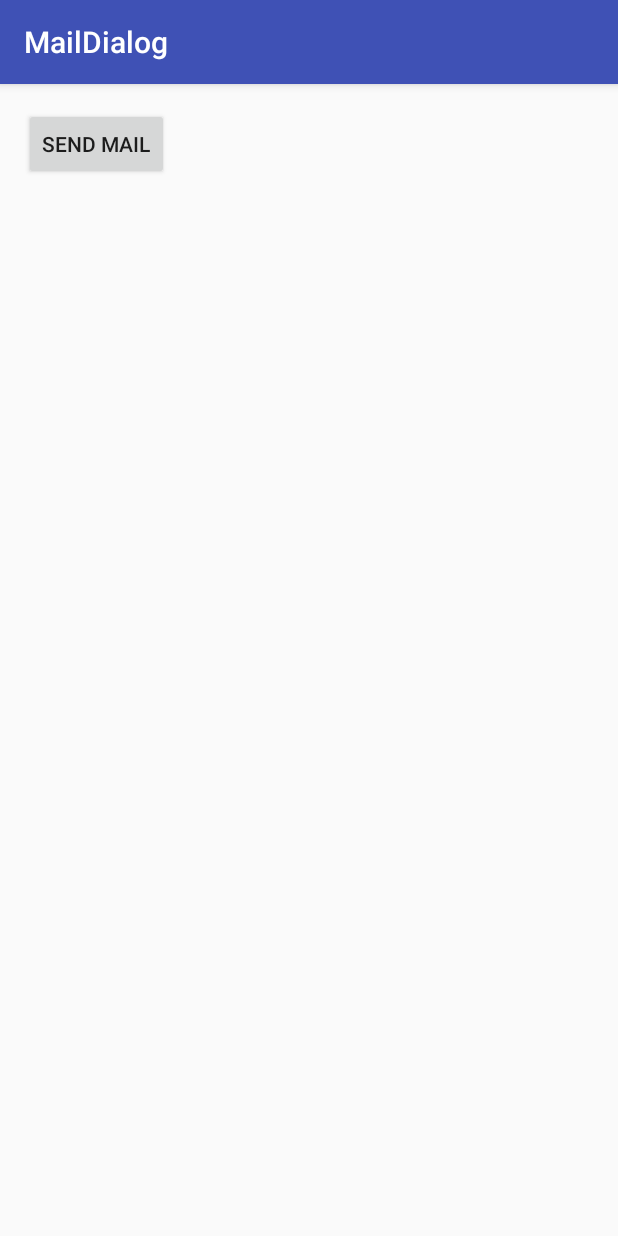
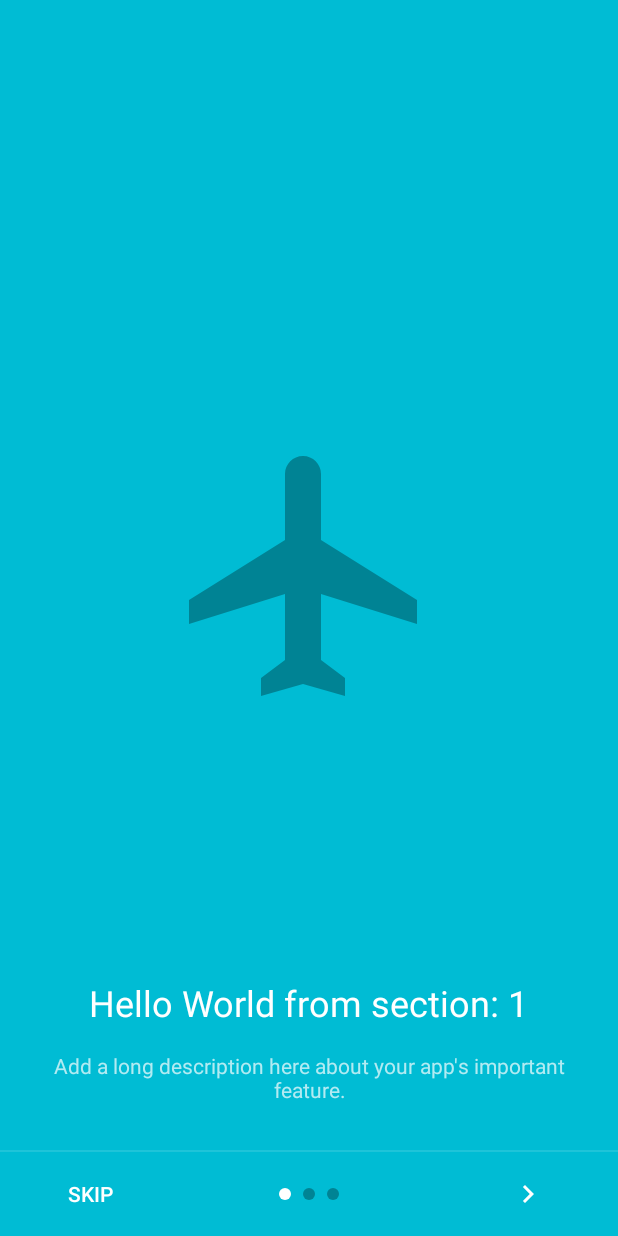
Before and after one commit to MyrraWey/Samples, an Android app: the screen it shows after launch (MainActivity before the commit, PagerActivity after it), on a phone screen of 412 x 824 dp. Run offline under Robolectric (Android 15) with nearby library versions, the phone set to English and light mode, and no system bars.

Commit message:
add PagerActivity

```diff
--- a/onboardingexperience/build.gradle
+++ b/onboardingexperience/build.gradle
@@ -23,4 +23,5 @@ dependencies {
     compile fileTree(dir: 'libs', include: ['*.jar'])
     testCompile 'junit:junit:4.12'
     compile 'com.android.support:appcompat-v7:23.4.0'
+    compile 'com.android.support:design:23.4.0'
 }
--- /dev/null
+++ b/onboardingexperience/src/main/java/com/zinitsolutions/onboardingexperience/views/activity/PagerActivity.java
@@ -0,0 +1,282 @@
+package com.zinitsolutions.onboardingexperience.views.activity;
+
+import android.animation.ArgbEvaluator;
+import android.content.Intent;
+import android.graphics.Color;
+import android.os.Build;
+import android.os.Bundle;
+import android.support.design.widget.CoordinatorLayout;
+import android.support.v4.app.Fragment;
+import android.support.v4.app.FragmentManager;
+import android.support.v4.app.FragmentPagerAdapter;
+import android.support.v4.content.ContextCompat;
+import android.support.v4.view.ViewPager;
+import android.support.v7.app.AppCompatActivity;
+import android.view.LayoutInflater;
+import android.view.View;
+import android.view.ViewGroup;
+import android.widget.Button;
+import android.widget.ImageButton;
+import android.widget.ImageView;
+import android.widget.TextView;
+
+import com.zinitsolutions.onboardingexperience.R;
+import com.zinitsolutions.onboardingexperience.utils.Utils;
+
+/**
+ * Created by dmitrij on 6/1/16.
+ */
+public class PagerActivity extends AppCompatActivity {
+
+    /**
+     * The {@link android.support.v4.view.PagerAdapter} that will provide
+     * fragments for each of the sections. We use a
+     * {@link FragmentPagerAdapter} derivative, which will keep every
+     * loaded fragment in memory. If this becomes too memory intensive, it
+     * may be best to switch to a
+     * {@link android.support.v4.app.FragmentStatePagerAdapter}.
+     */
+    SectionsPagerAdapter mSectionsPagerAdapter;
+
+    /**
+     * The {@link ViewPager} that will host the section contents.
+     */
+    private ViewPager mViewPager;
+    ImageButton mNextBtn;
+    Button mSkipBtn, mFinishBtn;
+
+    ImageView zero, one, two;
+    ImageView[] indicators;
+
+    int lastLeftValue = 0;
+
+    CoordinatorLayout mCoordinator;
+
+
+    static final String TAG = "PagerActivity";
+
+    int page = 0;   //  to track page position
+
+    @Override
+    protected void onCreate(Bundle savedInstanceState) {
+        super.onCreate(savedInstanceState);
+
+
+        if (Build.VERSION.SDK_INT >= Build.VERSION_CODES.LOLLIPOP) {
+            getWindow().getDecorView().setSystemUiVisibility(
+                    View.SYSTEM_UI_FLAG_LAYOUT_STABLE
+                            | View.SYSTEM_UI_FLAG_LAYOUT_FULLSCREEN);
+            getWindow().setStatusBarColor(ContextCompat.getColor(this, R.color.black_trans80));
+        }
+
+        setContentView(R.layout.activity_pager);
+
+
+        // Create the adapter that will return a fragment for each of the three
+        // primary sections of the activity.
+        mSectionsPagerAdapter = new SectionsPagerAdapter(getSupportFragmentManager());
+
+        mNextBtn = (ImageButton) findViewById(R.id.intro_btn_next);
+        if (Build.VERSION.SDK_INT <= Build.VERSION_CODES.LOLLIPOP)
+            mNextBtn.setImageDrawable(
+                    Utils.tintMyDrawable(ContextCompat.getDrawable(this, R.drawable.ic_chevron_right_24dp), Color.WHITE)
+            );
+
+        mSkipBtn = (Button) findViewById(R.id.intro_btn_skip);
+        mFinishBtn = (Button) findViewById(R.id.intro_btn_finish);
+
+        zero = (ImageView) findViewById(R.id.intro_indicator_0);
+        one = (ImageView) findViewById(R.id.intro_indicator_1);
+        two = (ImageView) findViewById(R.id.intro_indicator_2);
+
+        mCoordinator = (CoordinatorLayout) findViewById(R.id.main_content);
+
+
+        indicators = new ImageView[]{zero, one, two};
+
+        // Set up the ViewPager with the sections adapter.
+        mViewPager = (ViewPager) findViewById(R.id.container);
+        mViewPager.setAdapter(mSectionsPagerAdapter);
+
+        mViewPager.setCurrentItem(page);
+        updateIndicators(page);
+
+        final int color1 = ContextCompat.getColor(this, R.color.cyan);
+        final int color2 = ContextCompat.getColor(this, R.color.orange);
+        final int color3 = ContextCompat.getColor(this, R.color.green);
+
+        final int[] colorList = new int[]{color1, color2, color3};
+
+        final ArgbEvaluator evaluator = new ArgbEvaluator();
+
+        mViewPager.addOnPageChangeListener(new ViewPager.OnPageChangeListener() {
+            @Override
+            public void onPageScrolled(int position, float positionOffset, int positionOffsetPixels) {
+
+                /*
+                color update
+                 */
+                int colorUpdate = (Integer) evaluator.evaluate(positionOffset, colorList[position], colorList[position == 2 ? position : position + 1]);
+                mViewPager.setBackgroundColor(colorUpdate);
+
+            }
+
+            @Override
+            public void onPageSelected(int position) {
+
+                page = position;
+
+                updateIndicators(page);
+
+                switch (position) {
+                    case 0:
+                        mViewPager.setBackgroundColor(color1);
+                        break;
+                    case 1:
+                        mViewPager.setBackgroundColor(color2);
+                        break;
+                    case 2:
+                        mViewPager.setBackgroundColor(color3);
+                        break;
+                }
+
+
+                mNextBtn.setVisibility(position == 2 ? View.GONE : View.VISIBLE);
+                mFinishBtn.setVisibility(position == 2 ? View.VISIBLE : View.GONE);
+
+
+            }
+
+            @Override
+            public void onPageScrollStateChanged(int state) {
+
+            }
+        });
+
+        mNextBtn.setOnClickListener(new View.OnClickListener() {
+            @Override
+            public void onClick(View v) {
+                page += 1;
+                mViewPager.setCurrentItem(page, true);
+            }
+        });
+
+        mSkipBtn.setOnClickListener(new View.OnClickListener() {
+            @Override
+            public void onClick(View v) {
+                startHomeActivity();
+            }
+        });
+
+        mFinishBtn.setOnClickListener(new View.OnClickListener() {
+            @Override
+            public void onClick(View v) {
+                finish();
+                //TODO show only 1st time pref
+                startHomeActivity();
+
+            }
+        });
+
+    }
+
+    void updateIndicators(int position) {
+        for (int i = 0; i < indicators.length; i++) {
+            indicators[i].setBackgroundResource(
+                    i == position ? R.drawable.indicator_selected : R.drawable.indicator_unselected
+            );
+        }
+    }
+
+    /**
+     * A placeholder fragment containing a simple view.
+     */
+    public static class PlaceholderFragment extends Fragment {
+        /**
+         * The fragment argument representing the section number for this
+         * fragment.
+         */
+        private static final String ARG_SECTION_NUMBER = "section_number";
+
+        ImageView img;
+
+        int[] bgs = new int[]{R.drawable.ic_flight_24dp, R.drawable.ic_mail_24dp, R.drawable.ic_explore_24dp};
+
+        public PlaceholderFragment() {
+        }
+
+        /**
+         * Returns a new instance of this fragment for the given section
+         * number.
+         */
+        public static PlaceholderFragment newInstance(int sectionNumber) {
+            PlaceholderFragment fragment = new PlaceholderFragment();
+            Bundle args = new Bundle();
+            args.putInt(ARG_SECTION_NUMBER, sectionNumber);
+            fragment.setArguments(args);
+            return fragment;
+        }
+
+        @Override
+        public View onCreateView(LayoutInflater inflater, ViewGroup container,
+                                 Bundle savedInstanceState) {
+            View rootView = inflater.inflate(R.layout.fragment_pager, container, false);
+            TextView textView = (TextView) rootView.findViewById(R.id.section_label);
+            textView.setText(getString(R.string.section_format, getArguments().getInt(ARG_SECTION_NUMBER)));
+
+            img = (ImageView) rootView.findViewById(R.id.section_img);
+            img.setBackgroundResource(bgs[getArguments().getInt(ARG_SECTION_NUMBER) - 1]);
+
+
+            return rootView;
+        }
+
+
+    }
+
+    /**
+     * A {@link FragmentPagerAdapter} that returns a fragment corresponding to
+     * one of the sections/tabs/pages.
+     */
+    public class SectionsPagerAdapter extends FragmentPagerAdapter {
+
+
+        public SectionsPagerAdapter(FragmentManager fm) {
+            super(fm);
+        }
+
+        @Override
+        public Fragment getItem(int position) {
+            // getItem is called to instantiate the fragment for the given page.
+            // Return a PlaceholderFragment (defined as a static inner class below).
+            return PlaceholderFragment.newInstance(position + 1);
+
+        }
+
+        @Override
+        public int getCount() {
+            // Show 3 total pages.
+            return 3;
+        }
+
+        @Override
+        public CharSequence getPageTitle(int position) {
+            switch (position) {
+                case 0:
+                    return "SECTION 1";
+                case 1:
+                    return "SECTION 2";
+                case 2:
+                    return "SECTION 3";
+            }
+            return null;
+        }
+
+    }
+
+    private void startHomeActivity() {
+        Intent intent = new Intent(this, HomeActivity.class);
+        startActivity(intent);
+    }
+
+}
--- /dev/null
+++ b/onboardingexperience/src/main/res/drawable/ic_chevron_right_24dp.xml
@@ -0,0 +1,9 @@
+<vector xmlns:android="http://schemas.android.com/apk/res/android"
+        android:width="24dp"
+        android:height="24dp"
+        android:viewportWidth="24.0"
+        android:viewportHeight="24.0">
+    <path
+        android:fillColor="#FF000000"
+        android:pathData="M10,6L8.59,7.41 13.17,12l-4.58,4.59L10,18l6,-6z"/>
+</vector>
--- /dev/null
+++ b/onboardingexperience/src/main/res/drawable/ic_explore_24dp.xml
@@ -0,0 +1,9 @@
+<vector xmlns:android="http://schemas.android.com/apk/res/android"
+        android:width="24dp"
+        android:height="24dp"
+        android:viewportWidth="24.0"
+        android:viewportHeight="24.0">
+    <path
+        android:fillColor="#FF000000"
+        android:pathData="M12,10.9c-0.61,0 -1.1,0.49 -1.1,1.1s0.49,1.1 1.1,1.1c0.61,0 1.1,-0.49 1.1,-1.1s-0.49,-1.1 -1.1,-1.1zM12,2C6.48,2 2,6.48 2,12s4.48,10 10,10 10,-4.48 10,-10S17.52,2 12,2zm2.19,12.19L6,18l3.81,-8.19L18,6l-3.81,8.19z"/>
+</vector>
--- /dev/null
+++ b/onboardingexperience/src/main/res/drawable/ic_flight_24dp.xml
@@ -0,0 +1,12 @@
+<vector xmlns:android="http://schemas.android.com/apk/res/android"
+        android:width="24dp"
+        android:height="24dp"
+        android:viewportWidth="24.0"
+        android:viewportHeight="24.0">
+    <path
+        android:fillColor="#FF000000"
+        android:pathData="M10.18,9"/>
+    <path
+        android:fillColor="#FF000000"
+        android:pathData="M21,16v-2l-8,-5V3.5c0,-0.83 -0.67,-1.5 -1.5,-1.5S10,2.67 10,3.5V9l-8,5v2l8,-2.5V19l-2,1.5V22l3.5,-1 3.5,1v-1.5L13,19v-5.5l8,2.5z"/>
+</vector>
--- /dev/null
+++ b/onboardingexperience/src/main/res/drawable/ic_mail_24dp.xml
@@ -0,0 +1,9 @@
+<vector xmlns:android="http://schemas.android.com/apk/res/android"
+        android:width="24dp"
+        android:height="24dp"
+        android:viewportWidth="24.0"
+        android:viewportHeight="24.0">
+    <path
+        android:fillColor="#FF000000"
+        android:pathData="M20,4H4c-1.1,0 -1.99,0.9 -1.99,2L2,18c0,1.1 0.9,2 2,2h16c1.1,0 2,-0.9 2,-2V6c0,-1.1 -0.9,-2 -2,-2zm0,4l-8,5 -8,-5V6l8,5 8,-5v2z"/>
+</vector>
--- /dev/null
+++ b/onboardingexperience/src/main/res/drawable/indicator_selected.xml
@@ -0,0 +1,6 @@
+<?xml version="1.0" encoding="utf-8"?>
+<shape xmlns:android="http://schemas.android.com/apk/res/android"
+       android:shape="oval">
+    <corners android:radius="100dp"/>
+    <solid android:color="@android:color/white"/>
+</shape>
--- /dev/null
+++ b/onboardingexperience/src/main/res/drawable/indicator_unselected.xml
@@ -0,0 +1,6 @@
+<?xml version="1.0" encoding="utf-8"?>
+<shape xmlns:android="http://schemas.android.com/apk/res/android"
+       android:shape="oval">
+    <corners android:radius="100dp"/>
+    <solid android:color="@color/indicator_unselected"/>
+</shape>
--- /dev/null
+++ b/onboardingexperience/src/main/res/layout/activity_pager.xml
@@ -0,0 +1,98 @@
+<?xml version="1.0" encoding="utf-8"?>
+<android.support.design.widget.CoordinatorLayout
+    xmlns:android="http://schemas.android.com/apk/res/android"
+    android:id="@+id/main_content"
+    android:layout_width="match_parent"
+    android:layout_height="match_parent"
+    android:background="@color/cyan">
+
+
+    <android.support.v4.view.ViewPager
+        android:id="@+id/container"
+        android:layout_width="match_parent"
+        android:layout_height="match_parent"
+        android:paddingBottom="?attr/actionBarSize"/>
+
+
+    <View
+        android:layout_width="match_parent"
+        android:layout_height="1dp"
+        android:layout_gravity="bottom"
+        android:layout_marginBottom="?attr/actionBarSize"
+        android:alpha="0.12"
+        android:background="@android:color/white"/>
+
+    <FrameLayout
+        android:layout_width="match_parent"
+        android:layout_height="?attr/actionBarSize"
+        android:layout_gravity="bottom"
+        android:paddingEnd="@dimen/activity_horizontal_margin"
+        android:paddingLeft="@dimen/activity_horizontal_margin"
+        android:paddingRight="@dimen/activity_horizontal_margin"
+        android:paddingStart="@dimen/activity_horizontal_margin">
+
+
+        <Button
+            android:id="@+id/intro_btn_skip"
+            style="@style/Widget.AppCompat.Button.Borderless"
+            android:layout_width="wrap_content"
+            android:layout_height="wrap_content"
+            android:layout_gravity="start|center"
+            android:text="Skip"
+            android:textColor="@android:color/white"/>
+
+        <LinearLayout
+            android:layout_width="wrap_content"
+            android:layout_height="wrap_content"
+            android:layout_gravity="center"
+            android:orientation="horizontal">
+
+            <ImageView
+                android:id="@+id/intro_indicator_0"
+                android:layout_width="8dp"
+                android:layout_height="8dp"
+                android:layout_marginEnd="@dimen/activity_margin_half"
+                android:layout_marginRight="@dimen/activity_margin_half"
+                android:background="@drawable/indicator_unselected"/>
+
+            <ImageView
+                android:id="@+id/intro_indicator_1"
+                android:layout_width="8dp"
+                android:layout_height="8dp"
+                android:layout_marginEnd="@dimen/activity_margin_half"
+                android:layout_marginRight="@dimen/activity_margin_half"
+                android:background="@drawable/indicator_unselected"/>
+
+            <ImageView
+                android:id="@+id/intro_indicator_2"
+                style="@style/Widget.AppCompat.Button.Borderless"
+                android:layout_width="8dp"
+                android:layout_height="8dp"
+                android:background="@drawable/indicator_unselected"/>
+
+        </LinearLayout>
+
+
+        <Button
+            android:id="@+id/intro_btn_finish"
+            style="@style/Widget.AppCompat.Button.Borderless"
+            android:layout_width="wrap_content"
+            android:layout_height="wrap_content"
+            android:layout_gravity="end|center"
+            android:text="Finish"
+            android:textColor="@android:color/white"
+            android:visibility="gone"/>
+
+        <ImageButton
+            android:id="@+id/intro_btn_next"
+            style="@style/Widget.AppCompat.Button.Borderless"
+            android:layout_width="wrap_content"
+            android:layout_height="wrap_content"
+            android:layout_gravity="end|center"
+            android:padding="@dimen/activity_horizontal_margin"
+            android:src="@drawable/ic_chevron_right_24dp"
+            android:tint="@android:color/white"/>
+
+    </FrameLayout>
+
+</android.support.design.widget.CoordinatorLayout>
--- /dev/null
+++ b/onboardingexperience/src/main/res/layout/fragment_pager.xml
@@ -0,0 +1,52 @@
+<FrameLayout
+    xmlns:android="http://schemas.android.com/apk/res/android"
+    xmlns:tools="http://schemas.android.com/tools"
+    android:layout_width="match_parent"
+    android:layout_height="match_parent"
+    android:padding="@dimen/activity_horizontal_margin">
+
+    <FrameLayout
+        android:layout_width="match_parent"
+        android:layout_height="match_parent">
+
+        <ImageView
+            android:id="@+id/section_img"
+            android:layout_width="192dp"
+            android:layout_height="192dp"
+            android:layout_gravity="center"
+            android:adjustViewBounds="true"
+            android:alpha="0.30"
+            android:background="@drawable/ic_flight_24dp"
+            android:scaleType="fitCenter"/>
+
+    </FrameLayout>
+
+    <LinearLayout
+        android:layout_width="match_parent"
+        android:layout_height="wrap_content"
+        android:layout_gravity="bottom"
+        android:gravity="center"
+        android:orientation="vertical"
+        android:padding="@dimen/activity_horizontal_margin">
+
+        <TextView
+            android:id="@+id/section_label"
+            style="@style/TextAppearance.AppCompat.Headline"
+            android:layout_width="wrap_content"
+            android:layout_height="wrap_content"
+            android:textColor="@android:color/white"
+            tools:text="Page One"/>
+
+        <TextView
+            style="@style/TextAppearance.AppCompat.Body1"
+            android:layout_width="wrap_content"
+            android:layout_height="wrap_content"
+            android:layout_marginTop="@dimen/activity_horizontal_margin"
+            android:alpha="0.7"
+            android:gravity="center"
+            android:text="Add a long description here about your app's important feature."
+            android:textColor="@android:color/white"/>
+
+    </LinearLayout>
+
+</FrameLayout>
--- a/onboardingexperience/src/main/res/values/colors.xml
+++ b/onboardingexperience/src/main/res/values/colors.xml
@@ -3,4 +3,10 @@
     <color name="colorPrimary">#3F51B5</color>
     <color name="colorPrimaryDark">#303F9F</color>
     <color name="colorAccent">#FF4081</color>
+
+    <color name="indicator_unselected">#4D000000</color>
+    <color name="black_trans80">#14000000</color>
+    <color name="cyan">#00BCD4</color>
+    <color name="green">#4CAF50</color>
+    <color name="orange">#FF9800</color>
 </resources>
--- /dev/null
+++ b/onboardingexperience/src/main/res/values/dimens.xml
@@ -0,0 +1,8 @@
+<?xml version="1.0" encoding="utf-8"?>
+<resources>
+    <dimen name="activity_home_padding">16dp</dimen>
+    <dimen name="activity_horizontal_margin">16dp</dimen>
+    <dimen name="activity_margin_half">8dp</dimen>
+
+    <dimen name="statusbar_size">24dp</dimen>
+</resources>
--- a/onboardingexperience/src/main/res/values/strings.xml
+++ b/onboardingexperience/src/main/res/values/strings.xml
@@ -1,3 +1,8 @@
 <resources>
     <string name="app_name">Onboarding Experience</string>
+
+    <string name="activity_home_greeting">It is HomeScreen</string>
+    <string name="activity_home_show_onboarding">Show onboarding again</string>
+
+    <string name="section_format">Hello World from section: %1$d</string>
 </resources>
--- a/onboardingexperience/src/main/res/values/styles.xml
+++ b/onboardingexperience/src/main/res/values/styles.xml
@@ -8,4 +8,9 @@
         <item name="colorAccent">@color/colorAccent</item>
     </style>
 
+    <style name="AppTheme.NoActionBar">
+        <item name="windowActionBar">false</item>
+        <item name="windowNoTitle">true</item>
+    </style>
+
 </resources>
```
Also changed, not shown: onboardingexperience/src/main/AndroidManifest.xml (+26 -5 lines), onboardingexperience/src/main/java/com/zinitsolutions/onboardingexperience/utils/Utils.java (added, +18 -0 lines), onboardingexperience/src/main/java/com/zinitsolutions/onboardingexperience/views/activity/HomeActivity.java (added, +35 -0 lines), onboardingexperience/src/main/res/layout/activity_main.xml (added, +25 -0 lines), 2 other files.
